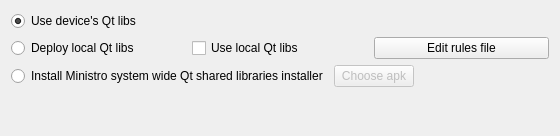
Above: src/plugins/android/androiddeploystepwidget.ui from qt-creator/qt-creator before the change. Below: the same form after it.
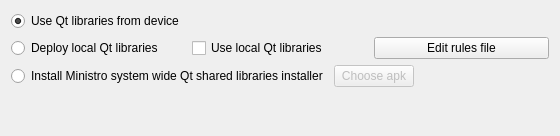
That is the form after the change.

What changed in the file:
```diff
--- a/src/plugins/android/androiddeploystepwidget.ui
+++ b/src/plugins/android/androiddeploystepwidget.ui
@@ -26,7 +26,7 @@
       <string>Use devices qt libs</string>
      </property>
      <property name="text">
-      <string>Use device's Qt libs</string>
+      <string>Use Qt libraries from device</string>
      </property>
      <property name="checked">
       <bool>true</bool>
@@ -42,7 +42,7 @@
 You must have Qt libs compiled for that platform</string>
        </property>
        <property name="text">
-        <string>Deploy local Qt libs</string>
+        <string>Deploy local Qt libraries</string>
        </property>
       </widget>
      </item>
@@ -52,7 +52,7 @@
         <string>Check this option to force the application to use local qt libs instead of system libs.</string>
        </property>
        <property name="text">
-        <string>Use local Qt libs</string>
+        <string>Use local Qt libraries</string>
        </property>
       </widget>
      </item>
```
Left out of the diff: 10 changed lines with no effect on the pictures.
